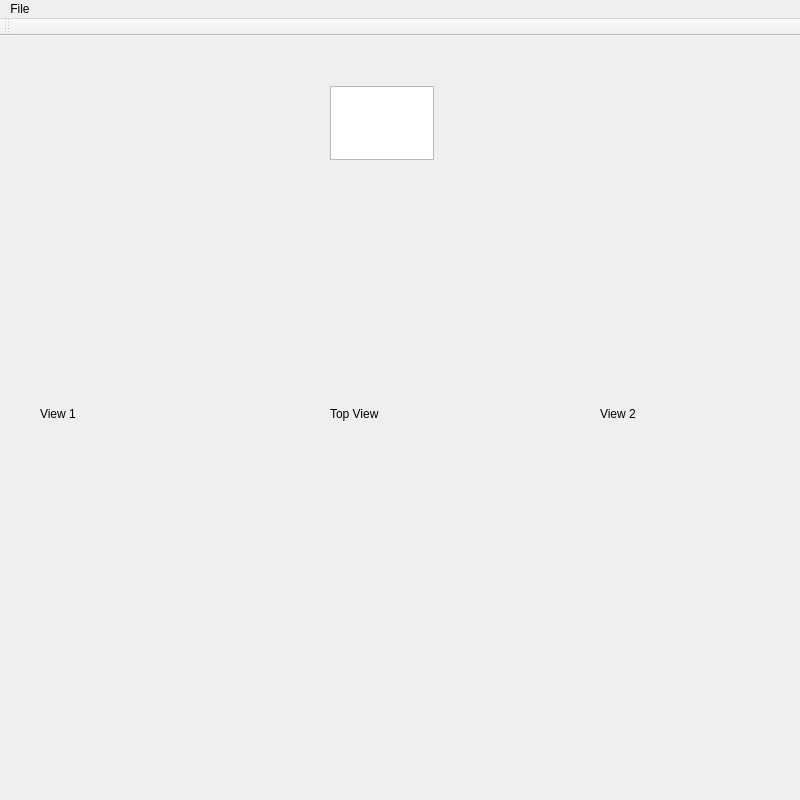
This is Photogon/mainwindow.ui in DryFrost/photogon as Qt 5 draws it before an edit. The edited form follows.
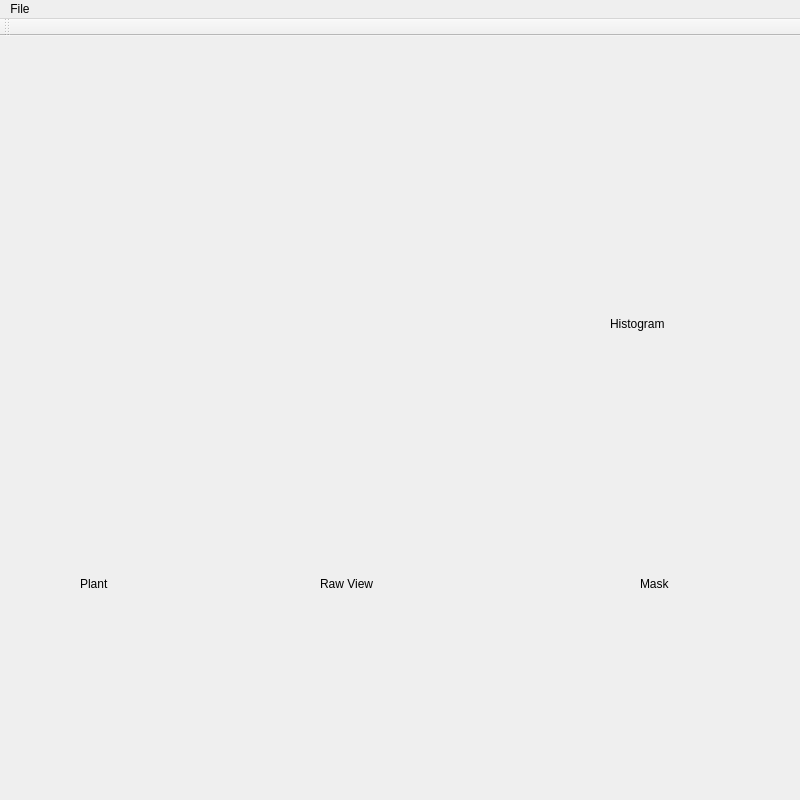
This is the edited form.

Commit message: Added Histogram and tweaked layout of GUI

The edit to the form file:
```diff
--- a/Photogon/mainwindow.ui
+++ b/Photogon/mainwindow.ui
@@ -32,40 +32,16 @@
    <property name="enabled">
     <bool>true</bool>
    </property>
-   <widget class="QTextEdit" name="textEdit">
-    <property name="geometry">
-     <rect>
-      <x>330</x>
-      <y>50</y>
-      <width>104</width>
-      <height>74</height>
-     </rect>
-    </property>
-   </widget>
    <widget class="QWidget" name="horizontalLayoutWidget">
     <property name="geometry">
      <rect>
-      <x>-1</x>
-      <y>390</y>
-      <width>741</width>
+      <x>20</x>
+      <y>560</y>
+      <width>761</width>
       <height>201</height>
      </rect>
     </property>
     <layout class="QHBoxLayout" name="horizontalLayout">
-     <item>
-      <widget class="QLabel" name="labels3">
-       <property name="text">
-        <string/>
-       </property>
-      </widget>
-     </item>
-     <item>
-      <widget class="QLabel" name="labels2">
-       <property name="text">
-        <string/>
-       </property>
-      </widget>
-     </item>
      <item>
       <widget class="QLabel" name="labels1">
        <property name="minimumSize">
@@ -79,45 +55,85 @@
        </property>
       </widget>
      </item>
+     <item>
+      <widget class="QLabel" name="labels3">
+       <property name="text">
+        <string/>
+       </property>
+      </widget>
+     </item>
+     <item>
+      <widget class="QLabel" name="labels2">
+       <property name="text">
+        <string/>
+       </property>
+      </widget>
+     </item>
     </layout>
    </widget>
    <widget class="QLabel" name="label">
     <property name="geometry">
      <rect>
-      <x>40</x>
-      <y>370</y>
+      <x>80</x>
+      <y>540</y>
       <width>59</width>
       <height>16</height>
      </rect>
     </property>
     <property name="text">
-     <string>View 1</string>
+     <string>Plant</string>
     </property>
    </widget>
    <widget class="QLabel" name="label_2">
     <property name="geometry">
      <rect>
-      <x>330</x>
-      <y>370</y>
+      <x>320</x>
+      <y>540</y>
       <width>59</width>
       <height>16</height>
      </rect>
     </property>
     <property name="text">
-     <string>Top View</string>
+     <string>Raw View</string>
     </property>
    </widget>
    <widget class="QLabel" name="label_3">
     <property name="geometry">
      <rect>
-      <x>600</x>
-      <y>370</y>
+      <x>640</x>
+      <y>540</y>
       <width>59</width>
       <height>16</height>
      </rect>
     </property>
     <property name="text">
-     <string>View 2</string>
+     <string>Mask</string>
+    </property>
+   </widget>
+   <widget class="QLabel" name="histogram">
+    <property name="geometry">
+     <rect>
+      <x>500</x>
+      <y>310</y>
+      <width>280</width>
+      <height>200</height>
+     </rect>
+    </property>
+    <property name="text">
+     <string/>
+    </property>
+   </widget>
+   <widget class="QLabel" name="label_4">
+    <property name="geometry">
+     <rect>
+      <x>610</x>
+      <y>280</y>
+      <width>71</width>
+      <height>16</height>
+     </rect>
+    </property>
+    <property name="text">
+     <string>Histogram</string>
     </property>
    </widget>
   </widget>
```
The commit also changes 4 other files.
